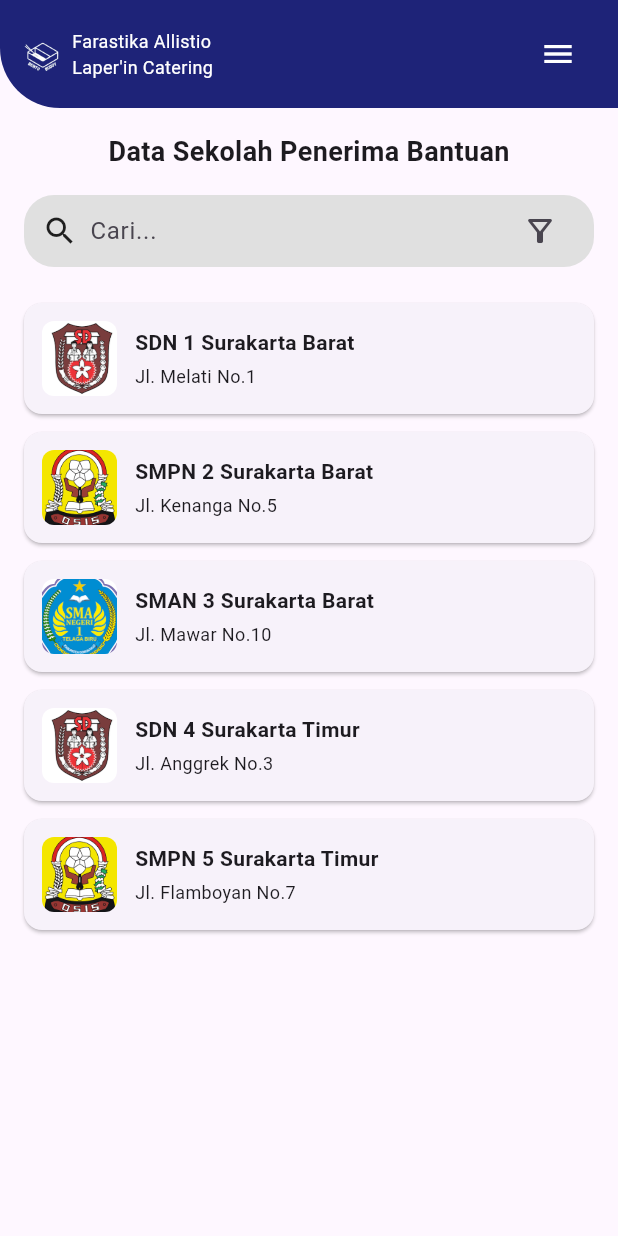
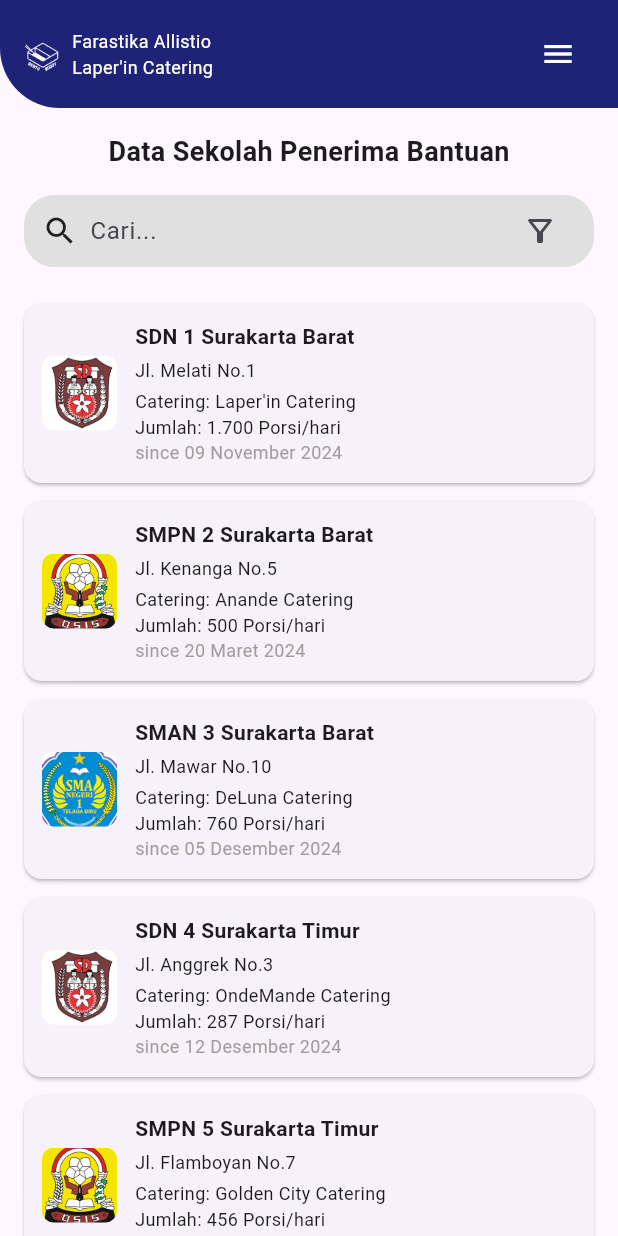
Before and after one commit to ipaddr/MPLJJ25-139-KEL-5, a Flutter app: the DataSekolahPage screen opened directly, on a phone screen of 412 x 824 dp. Run offline on Flutter 3.47's test engine with Material 3 defaults, Android fonts, the phone set to English and light mode, and no system bars.

Commit message:
update nerima bantuan dan tambah sekolah.dart

```diff
--- a/bento_buddy/lib/nerimabantuan.dart
+++ b/bento_buddy/lib/nerimabantuan.dart
@@ -3,9 +3,19 @@ import 'package:flutter/material.dart';
 class Sekolah {
   final String nama;
   final String alamat;
+  final String catering;
+  final String total;
+  final String tanggal;
   final String logoPath;
 
-  Sekolah({required this.nama, required this.alamat, required this.logoPath});
+  Sekolah({
+    required this.nama,
+    required this.alamat,
+    required this.catering,
+    required this.total,
+    required this.tanggal,
+    required this.logoPath,
+  });
 }
 
 class DataSekolahPage extends StatefulWidget {
@@ -27,26 +37,41 @@ class _DataSekolahPageState extends State<DataSekolahPage> {
       Sekolah(
         nama: 'SDN 1 Surakarta Barat',
         alamat: 'Jl. Melati No.1',
+        catering: 'Laper\'in Catering',
+        total: '1.700 Porsi/hari',
+        tanggal: 'since 09 November 2024',
         logoPath: 'logosdn.png',
       ),
       Sekolah(
         nama: 'SMPN 2 Surakarta Barat',
         alamat: 'Jl. Kenanga No.5',
+        catering: 'Anande Catering',
+        total: '500 Porsi/hari',
+        tanggal: 'since 20 Maret 2024',
         logoPath: 'logosmp.png',
       ),
       Sekolah(
         nama: 'SMAN 3 Surakarta Barat',
         alamat: 'Jl. Mawar No.10',
+        catering: 'DeLuna Catering',
+        total: '760 Porsi/hari',
+        tanggal: 'since 05 Desember 2024',
         logoPath: 'logosma.png',
       ),
       Sekolah(
         nama: 'SDN 4 Surakarta Timur',
         alamat: 'Jl. Anggrek No.3',
+        catering: 'OndeMande Catering',
+        total: '287 Porsi/hari',
+        tanggal: 'since 12 Desember 2024',
         logoPath: 'logosdn.png',
       ),
       Sekolah(
         nama: 'SMPN 5 Surakarta Timur',
         alamat: 'Jl. Flamboyan No.7',
+        catering: 'Golden City Catering',
+        total: '456 Porsi/hari',
+        tanggal: 'since 17 April 2024',
         logoPath: 'logosmp.png',
       ),
     ];
@@ -106,6 +131,9 @@ class _DataSekolahPageState extends State<DataSekolahPage> {
                   return ListItemWidget(
                     nama: sekolah.nama,
                     alamat: sekolah.alamat,
+                    catering: sekolah.catering,
+                    total: sekolah.total,
+                    tanggal: sekolah.tanggal,
                     logoPath: 'assets/${sekolah.logoPath}',
                   );
                 },
@@ -153,12 +181,18 @@ class _DataSekolahPageState extends State<DataSekolahPage> {
 class ListItemWidget extends StatelessWidget {
   final String nama;
   final String alamat;
+  final String catering;
+  final String total;
+  final String tanggal;
   final String logoPath;
 
   const ListItemWidget({
     super.key,
     required this.nama,
     required this.alamat,
+    required this.catering,
+    required this.total,
+    required this.tanggal,
     required this.logoPath,
   });
 
@@ -191,6 +225,16 @@ class ListItemWidget extends StatelessWidget {
                   ),
                   const SizedBox(height: 4),
                   Text(alamat, style: const TextStyle(fontSize: 12)),
+                  const SizedBox(height: 4),
+                  Text(
+                    'Catering: $catering',
+                    style: const TextStyle(fontSize: 12),
+                  ),
+                  Text('Jumlah: $total', style: const TextStyle(fontSize: 12)),
+                  Text(
+                    tanggal,
+                    style: const TextStyle(fontSize: 12, color: Colors.grey),
+                  ),
                 ],
               ),
             ),
```
Also changed, not shown: bento_buddy/lib/sekolah.dart (added, +336 -0 lines).
